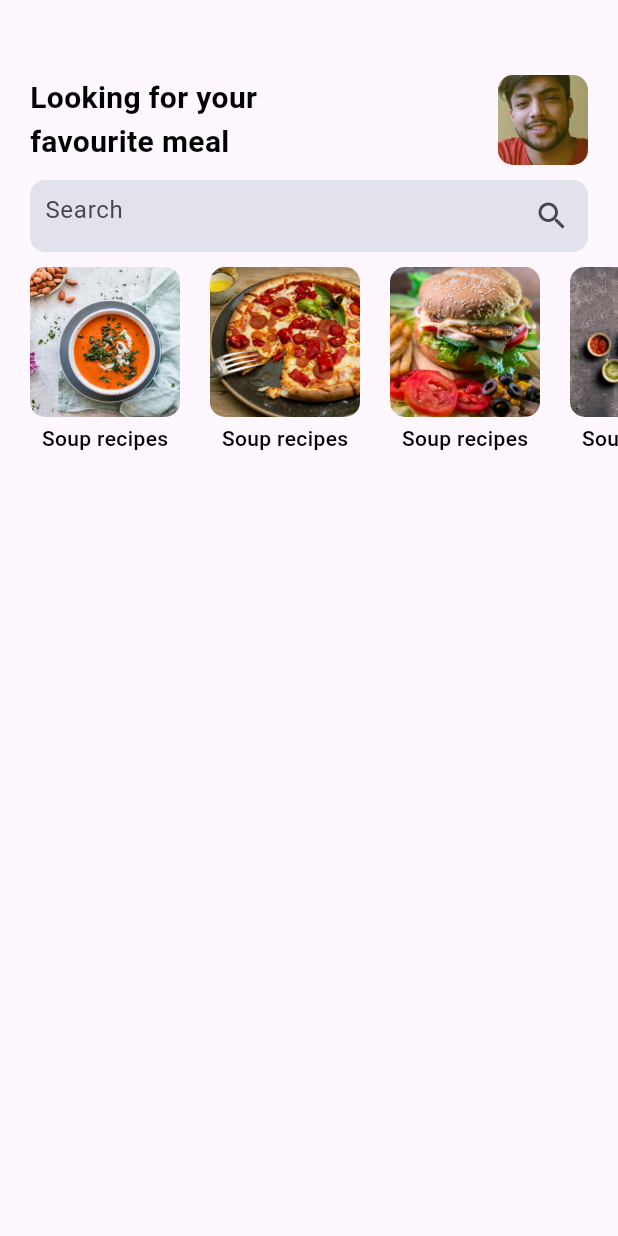
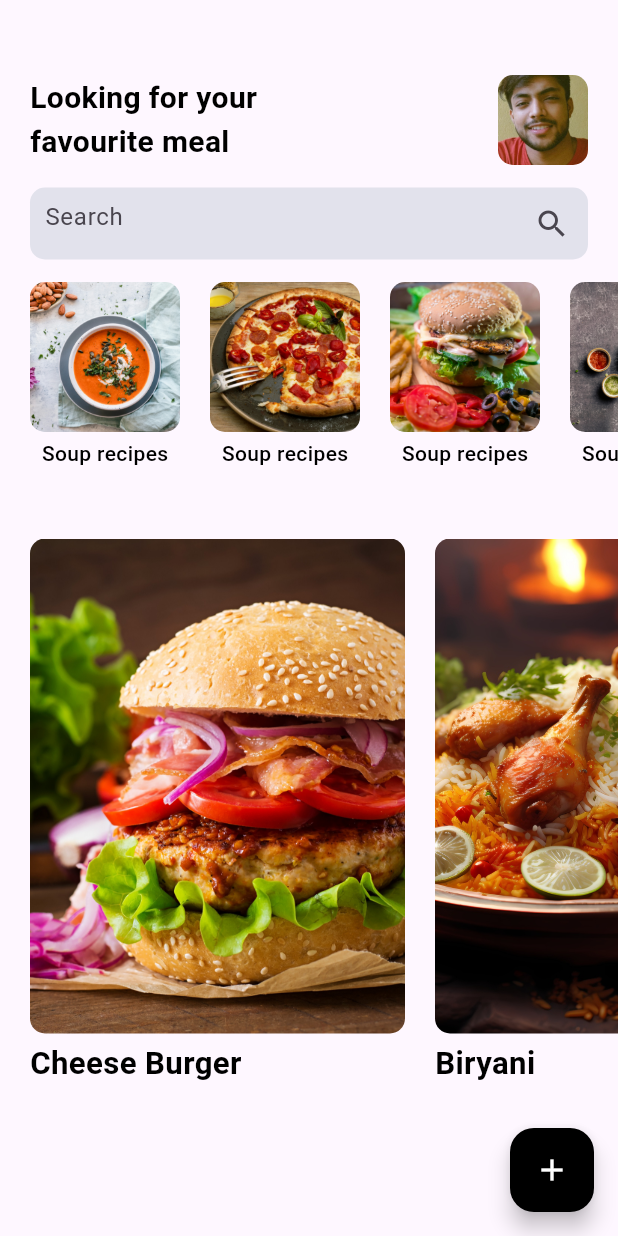
Before and after one commit to priyadarshii786/Swaad_Sansaar, a Flutter app: the screen it shows after launch, on a phone screen of 412 x 824 dp. Run offline on Flutter 3.47's test engine with Material 3 defaults, Android fonts, the phone set to English and light mode, and no system bars.

Commit message:
C-04; Completed the homepage designing.

```diff
--- a/lib/pages/home.dart
+++ b/lib/pages/home.dart
@@ -21,6 +21,14 @@ class _HomeState extends State<Home> {
   @override
   Widget build(BuildContext context) {
     return Scaffold(
+      floatingActionButton: FloatingActionButton(
+        backgroundColor: Colors.black,
+        onPressed: () {},
+        child: Icon(
+          Icons.add,
+          color: Colors.white,
+        ),
+      ),
       body: Container(
         margin: EdgeInsets.only(top: 50.0, left: 20.0),
         child: Column(
@@ -51,7 +59,7 @@ class _HomeState extends State<Home> {
               ),
             ),
             SizedBox(
-              height: 10.0,
+              height: 15.0,
             ),
             Container(
               padding: EdgeInsets.only(
@@ -70,9 +78,12 @@ class _HomeState extends State<Home> {
               ),
             ),
             SizedBox(
-              height: 10.0,
+              height: 15.0,
             ),
-            Expanded(
+            Container(
+              height: 170,
+              width: MediaQuery.of(context).size.width,
+              child: Expanded(
                 child: Container(
                   height: 140,
                   child: ListView.builder(
@@ -86,6 +97,137 @@ class _HomeState extends State<Home> {
                       );
                     },
                   ),
+                ),
+              ),
+            ),
+            SizedBox(
+              height: 1.0,
+            ),
+            Expanded(
+              child: ListView(
+                scrollDirection: Axis.horizontal,
+                children: [
+                  Container(
+                    margin: EdgeInsets.only(right: 20.0),
+                    child: Column(
+                      crossAxisAlignment: CrossAxisAlignment.start,
+                      children: [
+                        ClipRRect(
+                          borderRadius: BorderRadius.circular(10),
+                          child: Image.asset(
+                            "images/cheese_burger.jpg",
+                            height: 330,
+                            width: 250,
+                            fit: BoxFit.cover,
+                          ),
+                        ),
+                        SizedBox(
+                          height: 5.0,
+                        ),
+                        Text(
+                          "Cheese Burger",
+                          style: AppWidget.boldfieldtextstyle(),
+                        )
+                      ],
+                    ),
+                  ),
+                  Container(
+                    margin: EdgeInsets.only(right: 20.0),
+                    child: Column(
+                      crossAxisAlignment: CrossAxisAlignment.start,
+                      children: [
+                        ClipRRect(
+                          borderRadius: BorderRadius.circular(10),
+                          child: Image.asset(
+                            "images/biryani_large.jpg",
+                            height: 330,
+                            width: 250,
+                            fit: BoxFit.cover,
+                          ),
+                        ),
+                        SizedBox(
+                          height: 5.0,
+                        ),
+                        Text(
+                          "Biryani",
+                          style: AppWidget.boldfieldtextstyle(),
+                        )
+                      ],
+                    ),
+                  ),
+                  Container(
+                    margin: EdgeInsets.only(right: 20.0),
+                    child: Column(
+                      crossAxisAlignment: CrossAxisAlignment.start,
+                      children: [
+                        ClipRRect(
+                          borderRadius: BorderRadius.circular(10),
+                          child: Image.asset(
+                            "images/fried_chicken_large.jpg",
+                            height: 330,
+                            width: 250,
+                            fit: BoxFit.cover,
+                          ),
+                        ),
+                        SizedBox(
+                          height: 5.0,
+                        ),
+                        Text(
+                          "Fried Chicken",
+                          style: AppWidget.boldfieldtextstyle(),
+                        )
+                      ],
+                    ),
+                  ),
+                  Container(
+                    margin: EdgeInsets.only(right: 20.0),
+                    child: Column(
+                      crossAxisAlignment: CrossAxisAlignment.start,
+                      children: [
+                        ClipRRect(
+                          borderRadius: BorderRadius.circular(10),
+                          child: Image.asset(
+                            "images/soup_large.jpg",
+                            height: 330,
+                            width: 250,
+                            fit: BoxFit.cover,
+                          ),
+                        ),
+                        SizedBox(
+                          height: 5.0,
+                        ),
+                        Text(
+                          "Soup",
+                          style: AppWidget.boldfieldtextstyle(),
+                        )
+                      ],
+                    ),
+                  ),
+                  Container(
+                    margin: EdgeInsets.only(right: 20.0),
+                    child: Column(
+                      crossAxisAlignment: CrossAxisAlignment.start,
+                      children: [
+                        ClipRRect(
+                          borderRadius: BorderRadius.circular(10),
+                          child: Image.asset(
+                            "images/dosa_large.jpg",
+                            height: 330,
+                            width: 250,
+                            fit: BoxFit.cover,
+                          ),
+                        ),
+                        SizedBox(
+                          height: 5.0,
+                        ),
+                        Text(
+                          "Cheese Burger",
+                          style: AppWidget.boldfieldtextstyle(),
+                        )
+                      ],
+                    ),
+                  ),
+                ],
               ),
             ),
           ],
```
Lines whose indentation alone changed are shown as unchanged.
